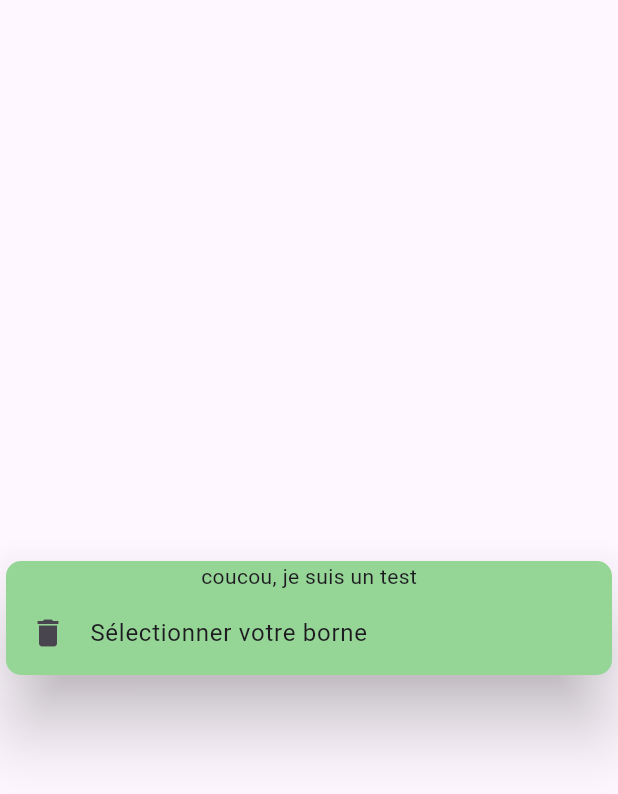
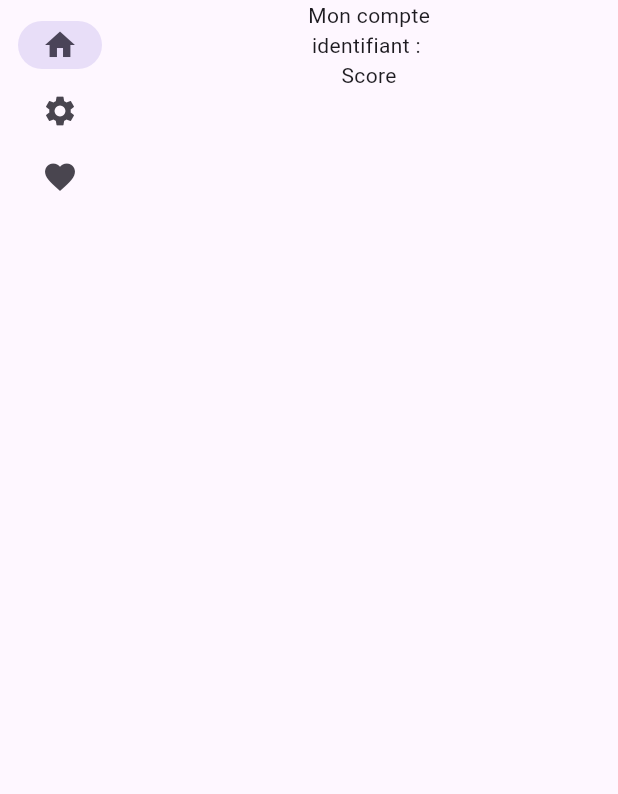
Before and after one commit to lylykin/TRISTAN, a Flutter app: the screen it shows after launch, on a phone screen of 412 x 824 dp. Shown: the top 794 px of the screen. Run offline on Flutter 3.47's test engine with Material 3 defaults, Android fonts, the light colour scheme and no system bars.

Commit message:
feat : added state and userpage

```diff
--- a/tristapp/lib/main.dart
+++ b/tristapp/lib/main.dart
@@ -1,4 +1,7 @@
 import 'package:flutter/material.dart';
+import 'package:flutter/rendering.dart';
+import 'package:tristapp/page/userpage.dart';
+import 'package:tristapp/widget/bincard.dart';
 
 void main() {
   runApp(const MainApp());
@@ -9,54 +12,57 @@ class MainApp extends StatelessWidget {
 
   @override
   Widget build(BuildContext context) {
-    return const MaterialApp(
-      home: HomePage()
-
-        );
+    return const MaterialApp(home: HomePage());
   }
 }
 
-class HomePage extends StatelessWidget{
-
+class HomePage extends StatefulWidget {
   const HomePage({super.key});
 
   @override
-  Widget build (BuildContext context) {
+  State<HomePage> createState() => _HomePageState();
+}
 
-    return Scaffold(
-      body : BinCard()
+class _HomePageState extends State<HomePage> {
+  var index = 0;
+  List<Widget> pagelist = [UserPage(), BinCard(), UserPage()];
+
+  @override
+  Widget build(BuildContext context) {
+    return LayoutBuilder(
+      builder: (context, constraints) {
+        return Scaffold(
+          body: Row(
+            children: [
+              SafeArea(
+                child: NavigationRail(
+                  destinations: [
+                    NavigationRailDestination(
+                      icon: Icon(Icons.home),
+                      label: Text("ta mère la homepage"),
+                    ),
+                    NavigationRailDestination(
+                      icon: Icon(Icons.settings),
+                      label: Text("ta mère le setting"),
+                    ),
+                    NavigationRailDestination(
+                      icon: Icon(Icons.favorite),
+                      label: Text("ta mère la favorite"),
+                    ),
+                  ],
+                  selectedIndex: index,
+                  onDestinationSelected: (value) {
+                    setState(() {
+                      index = value;
+                    });
+                  },
+                ),
+              ),
+              Expanded(child: Container(child: pagelist[index])),
+            ],
+          ),
+        );
+      },
     );
   }
 }
-
-class BinCard extends StatelessWidget{
-//issue : I need to resize the card, and to make the icon bigger, or to insert a self-made image for the design.
-
-  const BinCard({super.key});
-
-  @override
-  Widget build(BuildContext context) {
-    return Center (
-        child: Card(
-
-          elevation: 20,  //puts shadowing under the card
-          color: Color.fromARGB(255, 149, 214, 151),
-          shape: RoundedRectangleBorder(
-            borderRadius: BorderRadius.circular(10.0),
-          ),
-
-          child: Column(
-            mainAxisSize: MainAxisSize.min,
-            children: [
-
-              Text("coucou, je suis un test"),
-              ListTile(
-                leading: Icon(Icons.delete),
-                title: Text("Sélectionner votre borne"),
-                )
-            ],
-          ),
-        ),
-    );
-  }
-}
--- /dev/null
+++ b/tristapp/lib/page/userpage.dart
@@ -0,0 +1,17 @@
+import 'package:flutter/material.dart';
+
+class UserPage extends StatelessWidget{
+
+  const UserPage({super.key});
+
+  @override
+  Widget build (BuildContext context){
+    return Column(
+      children: [
+        Text("Mon compte"),
+        Text("identifiant : "),
+        Text("Score"),
+        ]
+      ,);
+    }
+}
--- /dev/null
+++ b/tristapp/lib/widget/bincard.dart
@@ -0,0 +1,29 @@
+import 'package:flutter/material.dart';
+
+class BinCard extends StatelessWidget {
+  //issue : I need to resize the card, and to make the icon bigger, or to insert a self-made image for the design.
+
+  const BinCard({super.key});
+
+  @override
+  Widget build(BuildContext context) {
+    return Center(
+      child: Card(
+        elevation: 20, //puts shadowing under the card
+        color: Color.fromARGB(255, 149, 214, 151),
+        shape: RoundedRectangleBorder(
+          borderRadius: BorderRadius.circular(10.0),
+        ),
+
+        child: Column(
+          mainAxisSize: MainAxisSize.min,
+          children: [
+            Column(
+              children: [Icon(Icons.delete), Text("Sélectionner la borne")],
+            ),
+          ],
+        ),
+      ),
+    );
+  }
+}
```
